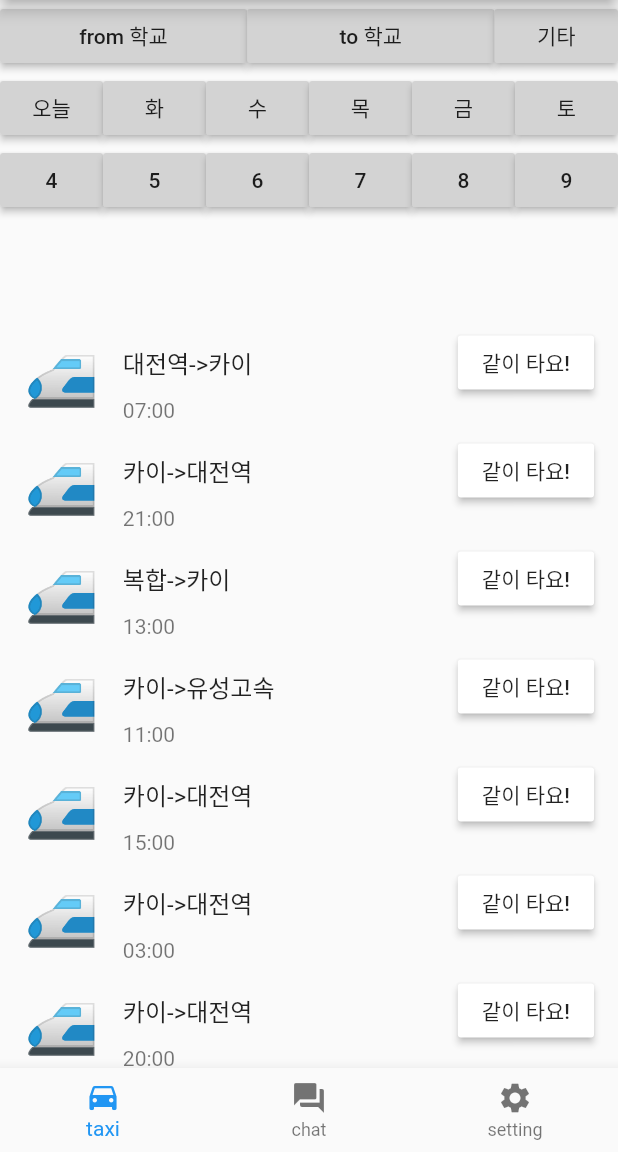
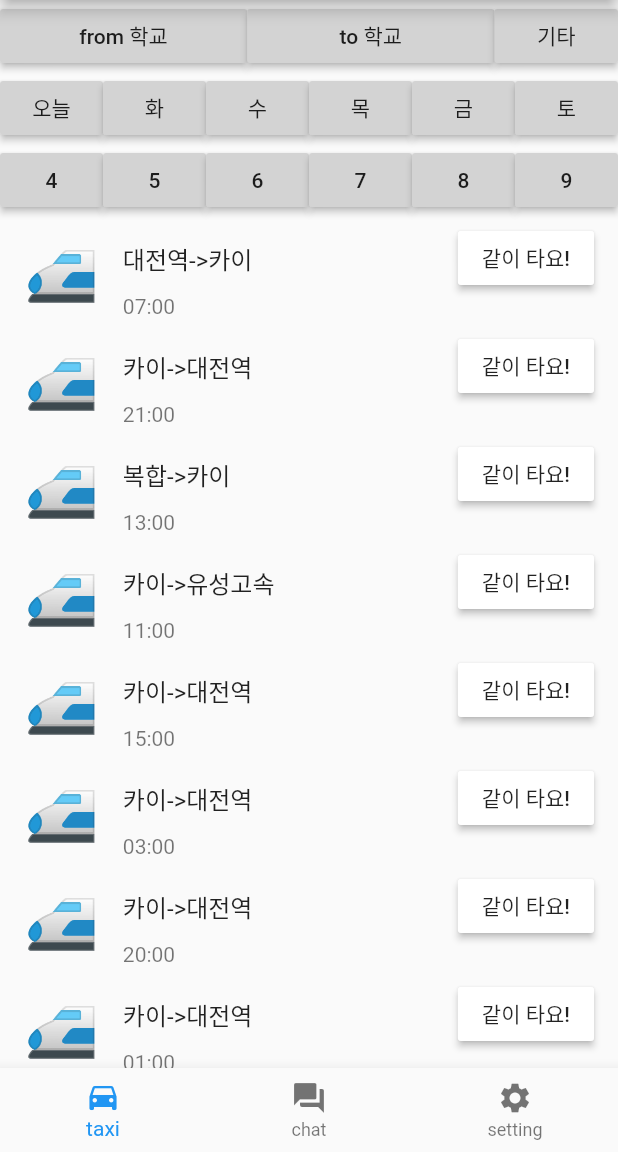
Before and after one commit to gardenlee21/SpaceConquer, a Flutter app: the screen it shows after launch, on a phone screen of 412 x 824 dp, the part 84-1236 px from its top. Run offline on Flutter 3.47's test engine with Material 2 defaults, Android fonts, the phone set to English and light mode, and no system bars.

Commit message:
sm_190401

```diff
--- a/lib/chatpage.dart
+++ b/lib/chatpage.dart
@@ -18,29 +18,37 @@ class ChatPage extends StatefulWidget {
 
 class _ChatPage extends State<ChatPage> {
   @override
-  @override
   Widget build(BuildContext context) {
     return Scaffold(
       body: new Column(
-        children: <Widget>[
-          new Expanded(
-            child: new ListView.builder(
+        children: <Widget>
+        [
+          new Expanded
+          (
+            child: new ListView.builder
+            (
               itemCount: chatPageMessages.length,
               itemBuilder:(context, index) {
-                if (chatPageMessages[index].number == 0) {
-                  return ListTile(
+                if (chatPageMessages[index].number == 0)
+                {
+                  return ListTile
+                  (
                     title: Text('${chatPageMessages[index].message}'),
-                    leading: new CircleAvatar(
+                    leading: new CircleAvatar
+                    (
                       backgroundColor: Colors.orange,
                       //child: Text('${taxiPageContacts[index].startend.substring(0,1)}'),
                     ),
                     onTap: null
                   );
                 }
-                else if (chatPageMessages[index].number == 1) {
-                  return ListTile(
+                else if (chatPageMessages[index].number == 1)
+                {
+                  return ListTile
+                  (
                     title: Text('${chatPageMessages[index].message}'),
-                    leading: new CircleAvatar(
+                    leading: new CircleAvatar
+                    (
                       backgroundColor: Colors.purple,
                       //child: Text('${taxiPageContacts[index].startend.substring(0,1)}'),
                     ),
--- a/lib/taxipage.dart
+++ b/lib/taxipage.dart
@@ -11,214 +11,83 @@ List<Contact> taxiPageContacts = [
   Contact(startend: '카이->대전역', time: '01:00')
 ];
 
-class TaxiPage extends StatefulWidget {
-  @override State<StatefulWidget> createState() {
-    return new _TaxiPage();
-  }
+class TaxiPage extends StatefulWidget
+{
+  _TaxiPage createState() => new _TaxiPage();
 }
 
-class _TaxiPage extends State<TaxiPage> {
+class _TaxiPage extends State<TaxiPage>
+{
   @override
   Widget build(BuildContext context) {
     return Scaffold(
       body: new Column(
-        children: <Widget>[
-          new Expanded(
-            flex: 3,
-            child: new Container(
+        children:
+        [
+          new Container(
             child: new Column(
-                children: <Widget>[
+              children:
+              [
                 new Row(
-                    children: <Widget> [
-                      new Expanded(
-                        child:
-                        new RaisedButton(key:null, onPressed:button1Pressed,
-                          color: const Color(0xffD3D3D3),
-                          child: new Text(
-                            "from 학교"
-                          )
-                        ),
-                        flex: 4
-                      ),
-                      new Expanded(
-                        child:
-                        new RaisedButton(key:null, onPressed:button1Pressed,
-                          color: const Color(0xffD3D3D3),
-                          child: new Text(
-                            "to 학교"
-                          )
-                        ),
-                        flex: 4
-                      ),
-                      new Expanded(
-                        child:
-                        new RaisedButton(key:null, onPressed:button1Pressed,
-                          color: const Color(0xffD3D3D3),
-                          child: new Text(
-                            "기타"
-                          )
-                        ),
-                        flex: 2
-                      ),
-                    ]
-                  ),
-
-                  new Row(
-                    children: <Widget> [
-                      new Expanded(
-                        child:
-                        new RaisedButton(key:null, onPressed:button1Pressed,
-                          color: const Color(0xffD3D3D3),
-                          child: new Text(
-                            "오늘"
-                          )
-                        ),
-                        flex: 1
-                      ),
-                      new Expanded(
-                        child:
-                        new RaisedButton(key:null, onPressed:button1Pressed,
-                          color: const Color(0xffD3D3D3),
-                          child: new Text(
-                            "화"
-                          )
-                        ),
-                        flex: 1
-                      ),
-                      new Expanded(
-                        child:
-                        new RaisedButton(key:null, onPressed:button1Pressed,
-                          color: const Color(0xffD3D3D3),
-                          child: new Text(
-                            "수"
-                          )
-                        ),
-                        flex: 1
-                      ),
-                      new Expanded(
-                        child:
-                        new RaisedButton(key:null, onPressed:button1Pressed,
-                          color: const Color(0xffD3D3D3),
-                          child: new Text(
-                            "목"
-                          )
-                        ),
-                        flex: 1
-                      ),
-                      new Expanded(
-                        child:
-                        new RaisedButton(key:null, onPressed:button1Pressed,
-                          color: const Color(0xffD3D3D3),
-                          child: new Text(
-                            "금"
-                          )
-                        ),
-                        flex: 1
-                      ),
-                      new Expanded(
-                        child:
-                        new RaisedButton(key:null, onPressed:button1Pressed,
-                          color: const Color(0xffD3D3D3),
-                          child: new Text(
-                            "토"
-                          )
-                        ),
-                        flex: 1
-                      ),
-
+                  children:
+                  [
+                    _createERB("from 학교", button1Pressed, 4),
+                    _createERB("to 학교", button1Pressed, 4),
+                    _createERB("기타", button1Pressed, 2)
                   ]
                 ),
                 new Row(
-                    children: <Widget> [
-                      new Expanded(
-                        child:
-                        new RaisedButton(key:null, onPressed:button1Pressed,
-                          color: const Color(0xffD3D3D3),
-                          child: new Text(
-                            "4"
+                  children:
+                  [
+                    _createERB("오늘", button1Pressed,1),
+                    _createERB("화", button1Pressed,1),
+                    _createERB("수", button1Pressed,1),
+                    _createERB("목", button1Pressed,1),
+                    _createERB("금", button1Pressed,1),
+                    _createERB("토", button1Pressed,1)
+                  ]
+                ),
+                new Row(
+                  children:
+                  [
+                    _createERB("4", button1Pressed,1),
+                    _createERB("5", button1Pressed,1),
+                    _createERB("6", button1Pressed,1),
+                    _createERB("7", button1Pressed,1),
+                    _createERB("8", button1Pressed,1),
+                    _createERB("9", button1Pressed,1)
+                  ]
+                )
+              ],
           )
         ),
-                        flex: 1
-                      ),
-                      new Expanded(
-                        child:
-                        new RaisedButton(key:null, onPressed:button1Pressed,
-                          color: const Color(0xffD3D3D3),
-                          child: new Text(
-                            "5"
-                          )
-                        ),
-                        flex: 1
-                      ),
-                      new Expanded(
-                        child:
-                        new RaisedButton(key:null, onPressed:button1Pressed,
-                          color: const Color(0xffD3D3D3),
-                          child: new Text(
-                            "6"
-                          )
-                        ),
-                        flex: 1
-                      ),
-                      new Expanded(
-                        child:
-                        new RaisedButton(key:null, onPressed:button1Pressed,
-                          color: const Color(0xffD3D3D3),
-                          child: new Text(
-                            "7"
-                          )
-                        ),
-                        flex: 1
-                      ),
-                      new Expanded(
-                        child:
-                        new RaisedButton(key:null, onPressed:button1Pressed,
-                          color: const Color(0xffD3D3D3),
-                          child: new Text(
-                            "8"
-                          )
-                        ),
-                        flex: 1
-                      ),
-                      new Expanded(
-                        child:
-                        new RaisedButton(key:null, onPressed:button1Pressed,
-                          color: const Color(0xffD3D3D3),
-                          child: new Text(
-                            "9"
-                          )
-                        ),
-                        flex: 1
-                      ),
 
-                    ]
-                  )
-
-                ],
-
-              )
-            )
-          ),
         new Expanded(
           flex: 7,
           child: new ListView.builder(
             itemCount: taxiPageContacts.length,
             itemBuilder:(context, index) {
-                return ListTile(
+              return new ListTile(
                 //title: Text('${taxiPageContacts[index].startend}'),
-                  leading: new Text('🚅',
-                    style: new TextStyle(
-                      fontSize: 40.0
-                    )),
+                leading: new Text
+                (
+                  '🚅',
+                  style: new TextStyle( fontSize: 40.0 )
+                ),
                 onTap: null,
                 title: new Row(
-                    children: <Widget>[
+                  children:
+                  [
                     new Expanded(
                       child: Text('${taxiPageContacts[index].startend}')
                     ),
-                      new RaisedButton(key:null, onPressed:button1Pressed,
+                    new RaisedButton
+                    (
+                      key:null,
+                      onPressed:button1Pressed,
                       color: Colors.white,
-                        child: new Text('같이 타요!'))
+                      child: new Text('같이 타요!')
+                    )
                   ],
                 ),
                 subtitle: Text('${taxiPageContacts[index].time}'),
@@ -231,22 +100,31 @@ class _TaxiPage extends State<TaxiPage> {
     );
   }
 
-  void button1Pressed() {
-
-    taxiPageContacts.sort((a,b) => big(int.parse(a.time.substring(0,2)),int.parse(b.time.substring(0,2))));
+  void button1Pressed()
+  {
+    taxiPageContacts.sort((a,b) => int.parse(a.time.substring(0,2)).compareTo(int.parse(b.time.substring(0,2))));
+    setState(() {});
   }
 
-  int big(a, b) {
-    if (a < b) return -1;
-    return 0;
-  }
-
+  Widget _createERB(String text, Function onPressed, int flex) => Expanded
+  (
+    child: RaisedButton
+      (
+        key:null,
+        onPressed:onPressed,
+        color:const Color(0xffD3D3D3),
+        child:new Text(text)
+      ),
+    flex: flex
+  );
 
 }
 
-class Contact {
-  final String startend;
-  final String time;
+class Contact
+{
+  /* DB에서 방key1 */
+  final String startend; //출발지
+  final String time; //출발시각 아마도 숫자 받는 게 좋을듯.
 
   const Contact({this.startend, this.time});
 }
```
Also changed, not shown: lib/settingpage.dart (+5 -3 lines), lib/taxiview.dart (+23 -12 lines), 1 other file. Lines whose indentation alone changed are shown as unchanged.
